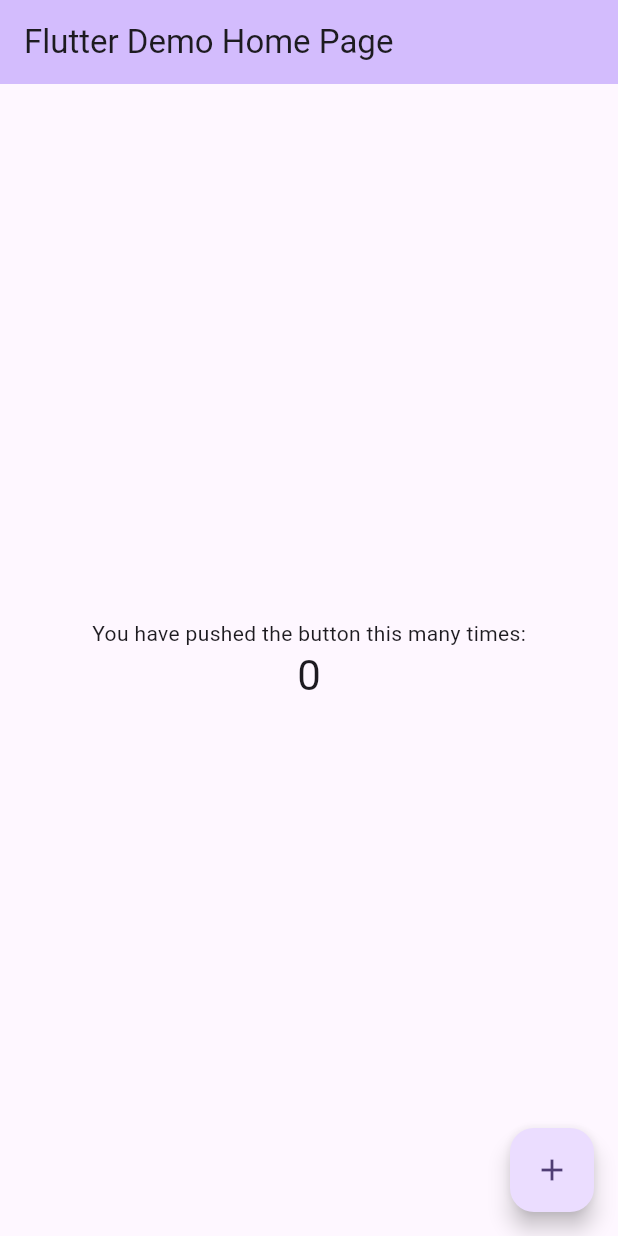
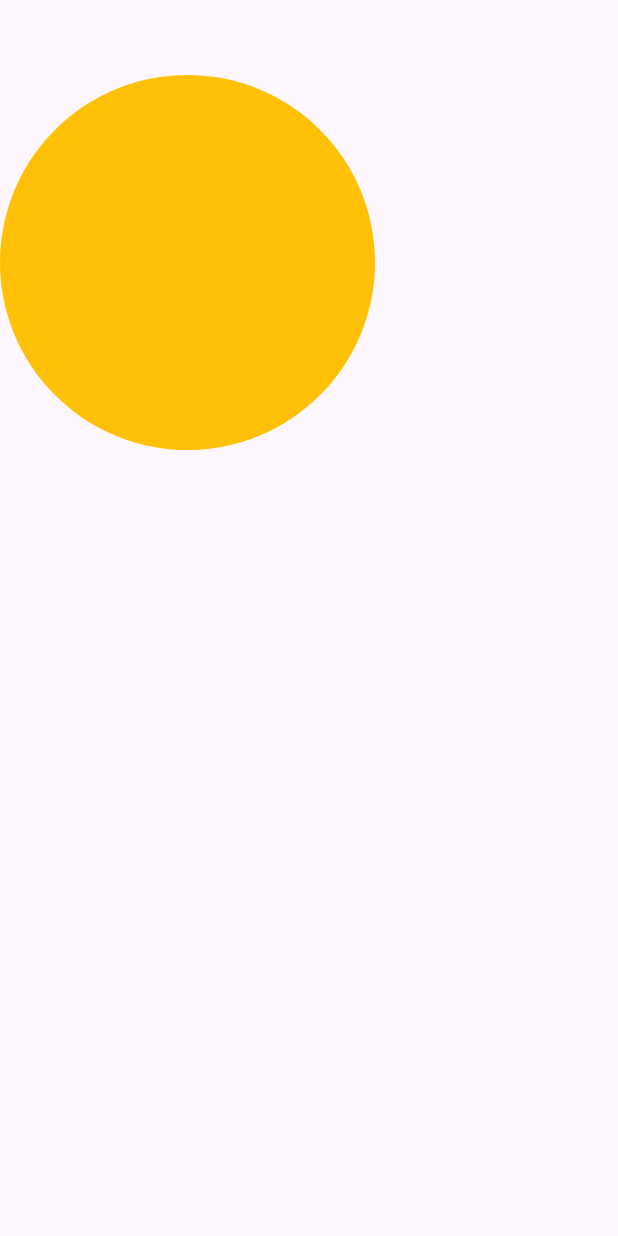
Before and after one commit to GUYwithPTSD/tugas_week6_1123150135, a Flutter app: the screen it shows after launch, on a phone screen of 412 x 824 dp. Run offline on Flutter 3.47's test engine with Material 3 defaults, Android fonts, the light colour scheme and no system bars.

Commit message:
commit 4 - buat lingkaran untuk profile

```diff
--- a/lib/main.dart
+++ b/lib/main.dart
@@ -7,116 +7,35 @@
 class MyApp extends StatelessWidget {
   const MyApp({super.key});
 
-  // This widget is the root of your application.
   @override
   Widget build(BuildContext context) {
     return MaterialApp(
-      title: 'Flutter Demo',
-      theme: ThemeData(
-        // This is the theme of your application.
-        //
-        // TRY THIS: Try running your application with "flutter run". You'll see
-        // the application has a purple toolbar. Then, without quitting the app,
-        // try changing the seedColor in the colorScheme below to Colors.green
-        // and then invoke "hot reload" (save your changes or press the "hot
-        // reload" button in a Flutter-supported IDE, or press "r" if you used
-        // the command line to start the app).
-        //
-        // Notice that the counter didn't reset back to zero; the application
-        // state is not lost during the reload. To reset the state, use hot
-        // restart instead.
-        //
-        // This works for code too, not just values: Most code changes can be
-        // tested with just a hot reload.
-        colorScheme: ColorScheme.fromSeed(seedColor: Colors.deepPurple),
-      ),
-      home: const MyHomePage(title: 'Flutter Demo Home Page'),
+      title: 'Contoh AppBar',
+      debugShowCheckedModeBanner: false,
+      home: const MyHome(),
     );
   }
 }
 
-class MyHomePage extends StatefulWidget {
-  const MyHomePage({super.key, required this.title});
-
-  // This widget is the home page of your application. It is stateful, meaning
-  // that it has a State object (defined below) that contains fields that affect
-  // how it looks.
-
-  // This class is the configuration for the state. It holds the values (in this
-  // case the title) provided by the parent (in this case the App widget) and
-  // used by the build method of the State. Fields in a Widget subclass are
-  // always marked "final".
-
-  final String title;
-
-  @override
-  State<MyHomePage> createState() => _MyHomePageState();
-}
-
-class _MyHomePageState extends State<MyHomePage> {
-  int _counter = 0;
-
-  void _incrementCounter() {
-    setState(() {
-      // This call to setState tells the Flutter framework that something has
-      // changed in this State, which causes it to rerun the build method below
-      // so that the display can reflect the updated values. If we changed
-      // _counter without calling setState(), then the build method would not be
-      // called again, and so nothing would appear to happen.
-      _counter++;
-    });
-  }
+class MyHome extends StatelessWidget {
+  const MyHome({super.key});
 
   @override
   Widget build(BuildContext context) {
-    // This method is rerun every time setState is called, for instance as done
-    // by the _incrementCounter method above.
-    //
-    // The Flutter framework has been optimized to make rerunning build methods
-    // fast, so that you can just rebuild anything that needs updating rather
-    // than having to individually change instances of widgets.
     return Scaffold(
-      appBar: AppBar(
-        // TRY THIS: Try changing the color here to a specific color (to
-        // Colors.amber, perhaps?) and trigger a hot reload to see the AppBar
-        // change color while the other colors stay the same.
-        backgroundColor: Theme.of(context).colorScheme.inversePrimary,
-        // Here we take the value from the MyHomePage object that was created by
-        // the App.build method, and use it to set our appbar title.
-        title: Text(widget.title),
+      body: Column(
+        children: [
+          SizedBox(height: 50),
+          Container(
+            width: 250,
+            height: 250,
+            decoration: BoxDecoration(
+              shape: BoxShape.circle,
+              color: Colors.amber,
+            ),
+          ),
+        ],
       ),
-      body: Center(
-        // Center is a layout widget. It takes a single child and positions it
-        // in the middle of the parent.
-        child: Column(
-          // Column is also a layout widget. It takes a list of children and
-          // arranges them vertically. By default, it sizes itself to fit its
-          // children horizontally, and tries to be as tall as its parent.
-          //
-          // Column has various properties to control how it sizes itself and
-          // how it positions its children. Here we use mainAxisAlignment to
-          // center the children vertically; the main axis here is the vertical
-          // axis because Columns are vertical (the cross axis would be
-          // horizontal).
-          //
-          // TRY THIS: Invoke "debug painting" (choose the "Toggle Debug Paint"
-          // action in the IDE, or press "p" in the console), to see the
-          // wireframe for each widget.
-          mainAxisAlignment: MainAxisAlignment.center,
-          children: <Widget>[
-            const Text('You have pushed the button this many times:'),
-            Text(
-              '$_counter',
-              style: Theme.of(context).textTheme.headlineMedium,
-            ),
-          ],
-        ),
-      ),
-      floatingActionButton: FloatingActionButton(
-        onPressed: _incrementCounter,
-        tooltip: 'Increment',
-        child: const Icon(Icons.add),
-      ), // This trailing comma makes auto-formatting nicer for build methods.
     );
   }
 }
```
